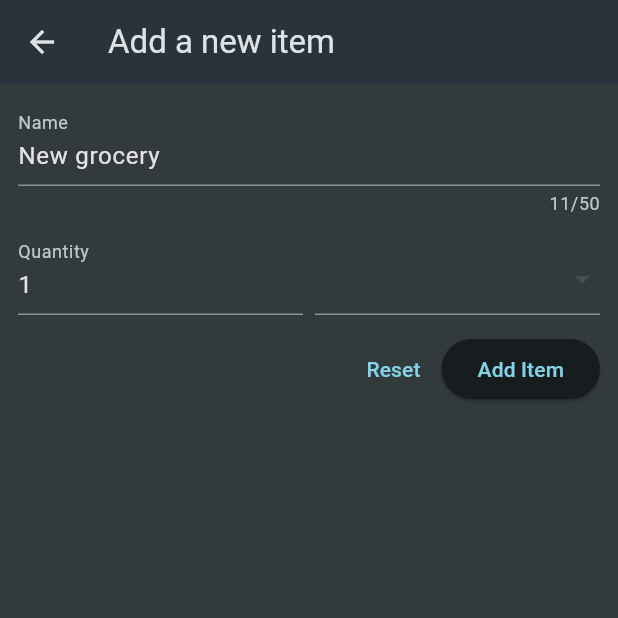
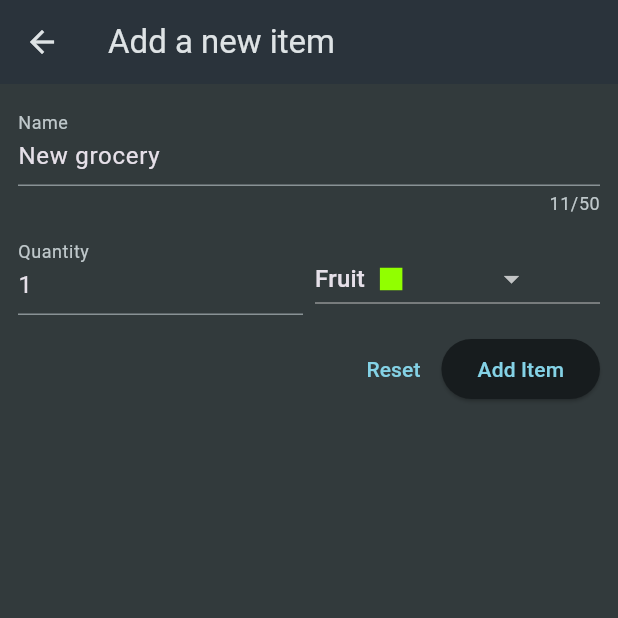
Before and after one commit to TetElite/w_12_quiz, a Flutter app: the NewItem screen opened directly, on a phone screen of 412 x 824 dp, the top half of it. Run offline on Flutter 3.47's test engine with Material 3 defaults, Android fonts, the phone set to English and light mode, and no system bars.

Commit message:
first push

```diff
--- a/lib/main.dart
+++ b/lib/main.dart
@@ -1,5 +1,5 @@
 import 'package:flutter/material.dart';
-import 'START-CODE/ui/groceries/grocery_list.dart';
+import 'ui/groceries/grocery_list.dart';
 
 
 void main() {
--- a/lib/START-CODE/ui/groceries/grocery_form.dart
+++ b/lib/ui/groceries/grocery_form.dart
@@ -1,7 +1,9 @@
+import 'package:flutter/foundation.dart';
 import 'package:flutter/material.dart';
-
+import 'package:uuid/uuid.dart';
 import '../../models/grocery.dart';
 
+const uuid = Uuid();
 class NewItem extends StatefulWidget {
   const NewItem({super.key});
 
@@ -47,6 +49,13 @@ class _NewItemState extends State<NewItem> {
 
   void onAdd() {
     // Will be implemented later - Create and return the new grocery
+    Grocery grocery = Grocery(
+      id: uuid.v4(),
+      name: _nameController.text,
+      quantity: int.parse(_quantityController.text),
+      category: _selectedCategory
+    );
+    Navigator.of(context).pop(grocery);
   }
 
   @override
@@ -74,16 +83,32 @@ class _NewItemState extends State<NewItem> {
                 ),
                 const SizedBox(width: 8),
                 Expanded(
-                  child: DropdownButtonFormField<GroceryCategory>(
-                    initialValue: _selectedCategory,
-                    items: [  ],
-                    onChanged: (value) {
-                      if (value != null) {
-                        setState(() {
-                          _selectedCategory = value;
-                        });
-                      }
+                  child: DropdownButton<GroceryCategory>(
+                    value: _selectedCategory,
+                    onChanged: (GroceryCategory? value) {
+                      setState(() {
+                        _selectedCategory = value!;
+                      });
                     },
+                    items: [
+                      for(var item in GroceryCategory.values)
+                      DropdownMenuItem(
+                        value: item,
+                        child: Row(
+                          children: [
+                            Text(item.label),
+                            SizedBox(width: 10),
+                            Container(
+                              height: 15,
+                              width: 15,
+                              decoration: BoxDecoration(
+                                color: item.color
+                              ),
+                            )
+                          ],
+                        )
+                      )
+                    ]
                   ),
                 ),
               ],
--- a/lib/START-CODE/ui/groceries/grocery_list.dart
+++ b/lib/ui/groceries/grocery_list.dart
@@ -13,6 +13,8 @@ class GroceryList extends StatefulWidget {
 class _GroceryListState extends State<GroceryList> {
   void onCreate() {
     // TODO-4 - Navigate to the form screen using the Navigator push
+
+
   }
 
   @override
--- a/pubspec.yaml
+++ b/pubspec.yaml
@@ -34,6 +34,7 @@ dependencies:
   # The following adds the Cupertino Icons font to your application.
   # Use with the CupertinoIcons class for iOS style icons.
   cupertino_icons: ^1.0.8
+  uuid: ^4.5.2
 
 dev_dependencies:
   flutter_test:
```
Also changed, not shown: lib/data/mock_grocery_repository.dart (renamed from lib/START-CODE/data/mock_grocery_repository.dart), lib/models/grocery.dart (renamed from lib/START-CODE/models/grocery.dart), pubspec.lock, 1 other file.
